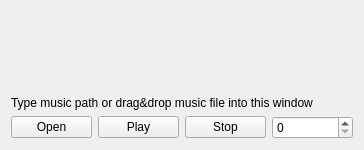
Qt form _Misc/SDLMusPlayer/mainwindow.ui (WohlSoft/Moondust-Project) before a commit.
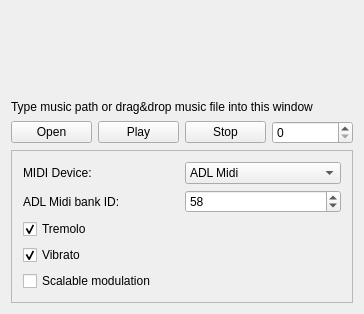
The same form after that commit.

Commit message: Extended MIDI function of SDL2 Mixer X - Added support of dynamic selection of MIDI library: ADLMIDI, Timidity, Fluidsynth or OS's Native MIDI - Added additional setup functions for ADL MIDI: -- Change FM bank (from 0 to 64) -- Change high-tremolo, high-vibrato, scaling modulation flags (1/0)

Diff of the .ui file:
```diff
--- a/_Misc/SDLMusPlayer/mainwindow.ui
+++ b/_Misc/SDLMusPlayer/mainwindow.ui
@@ -7,7 +7,7 @@
     <x>0</x>
     <y>0</y>
     <width>364</width>
-    <height>150</height>
+    <height>314</height>
    </rect>
   </property>
   <property name="acceptDrops">
@@ -87,6 +87,88 @@
       </property>
      </widget>
     </item>
+    <item row="7" column="0" colspan="4">
+     <widget class="QFrame" name="frame">
+      <property name="frameShape">
+       <enum>QFrame::StyledPanel</enum>
+      </property>
+      <property name="frameShadow">
+       <enum>QFrame::Raised</enum>
+      </property>
+      <layout class="QGridLayout" name="gridLayout_2">
+       <item row="3" column="0">
+        <widget class="QCheckBox" name="vibrato">
+         <property name="text">
+          <string>Vibrato</string>
+         </property>
+         <property name="checked">
+          <bool>true</bool>
+         </property>
+        </widget>
+       </item>
+       <item row="2" column="0">
+        <widget class="QCheckBox" name="tremolo">
+         <property name="text">
+          <string>Tremolo</string>
+         </property>
+         <property name="checked">
+          <bool>true</bool>
+         </property>
+        </widget>
+       </item>
+       <item row="0" column="1">
+        <widget class="QComboBox" name="mididevice">
+         <item>
+          <property name="text">
+           <string>ADL Midi</string>
+          </property>
+         </item>
+         <item>
+          <property name="text">
+           <string>Timidity</string>
+          </property>
+         </item>
+         <item>
+          <property name="text">
+           <string>Native midi</string>
+          </property>
+         </item>
+        </widget>
+       </item>
+       <item row="1" column="1">
+        <widget class="QSpinBox" name="fmBank">
+         <property name="maximum">
+          <number>64</number>
+         </property>
+         <property name="value">
+          <number>58</number>
+         </property>
+        </widget>
+       </item>
+       <item row="0" column="0">
+        <widget class="QLabel" name="label_2">
+         <property name="text">
+          <string>MIDI Device:</string>
+         </property>
+        </widget>
+       </item>
+       <item row="1" column="0">
+        <widget class="QLabel" name="label_3">
+         <property name="text">
+          <string>ADL Midi bank ID:</string>
+         </property>
+        </widget>
+       </item>
+       <item row="4" column="0">
+        <widget class="QCheckBox" name="modulation">
+         <property name="text">
+          <string>Scalable modulation</string>
+         </property>
+        </widget>
+       </item>
+      </layout>
+     </widget>
+    </item>
    </layout>
   </widget>
  </widget>
```
Left out of the diff: 14 changed lines with no effect on the pictures. The commit also changes 9 other files.
